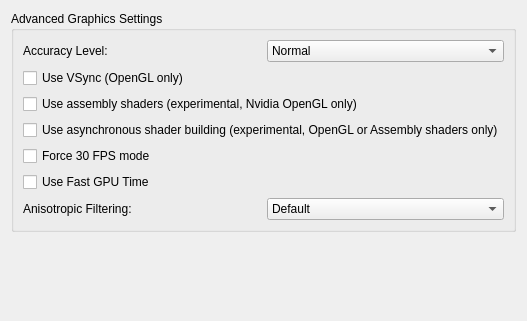
Old version of the form src/yuzu/configuration/configure_graphics_advanced.ui in the repository rorrim-rorrim/eden-alt.
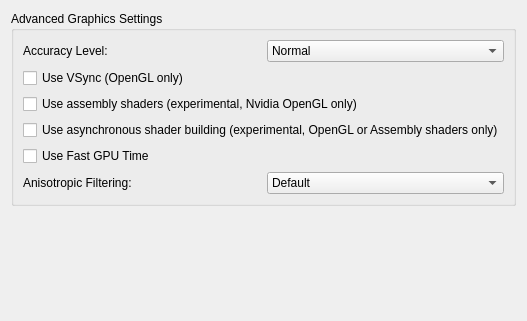
New version of the form.

Commit message:
configure_graphics: Remove Force 30 FPS mode
The introduction of multicore rendered this setting non-functional as timing code was changed.

This removes the setting entirely.

Patch:
```diff
--- a/src/yuzu/configuration/configure_graphics_advanced.ui
+++ b/src/yuzu/configuration/configure_graphics_advanced.ui
@@ -96,13 +96,6 @@
           </property>
          </widget>
         </item>
-        <item>
-         <widget class="QCheckBox" name="force_30fps_mode">
-          <property name="text">
-           <string>Force 30 FPS mode</string>
-          </property>
-         </widget>
-        </item>
         <item>
          <widget class="QCheckBox" name="use_fast_gpu_time">
           <property name="text">
```
The commit also changes 5 other files.
